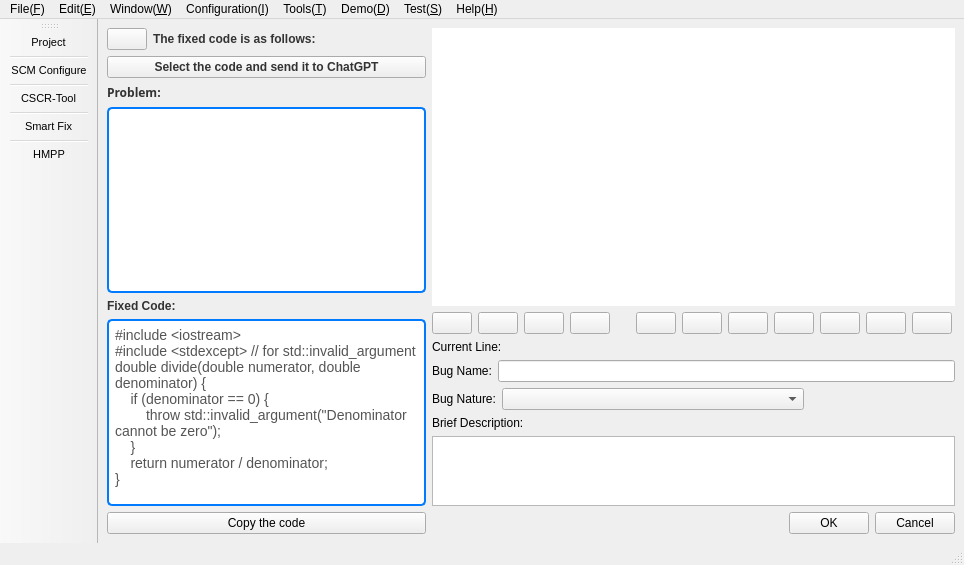
Above: mainwindow.ui from fumeshroomXY/HMPP before the change. Below: the same form after it.
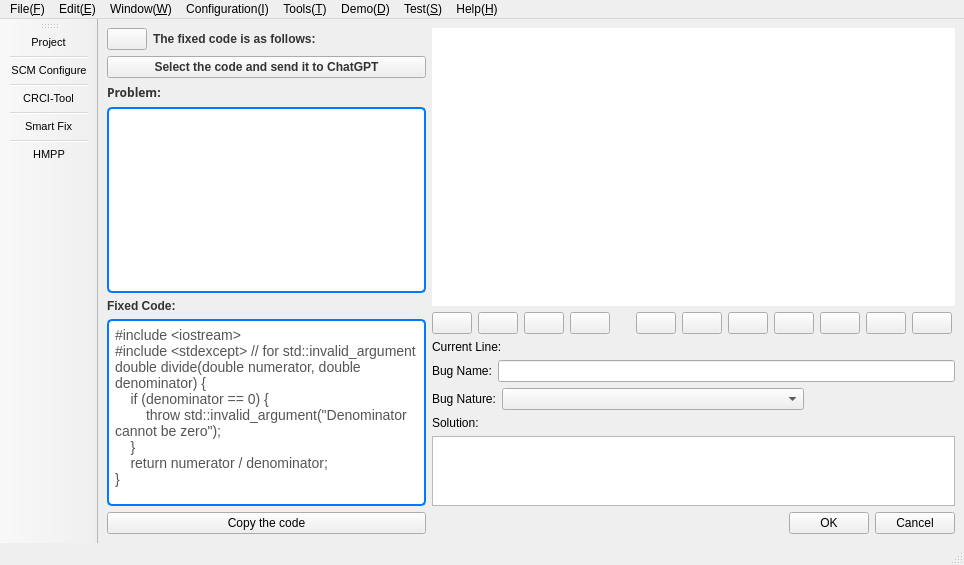
That is the form after the change. The open tabs and pages were chosen to show the change. Icons and pictures are not drawn. Custom widgets are drawn as their Qt base class.

Commit message: CRCI tool improvements

Patch:
```diff
--- a/mainwindow.ui
+++ b/mainwindow.ui
@@ -1409,7 +1409,7 @@
                   <item>
                    <widget class="QLabel" name="label_8">
                     <property name="text">
-                     <string>Brief Description:</string>
+                     <string>Solution:</string>
                     </property>
                    </widget>
                   </item>
@@ -1884,7 +1884,7 @@
      <normaloff>:/images/toolbar_images/codeanalysis.png</normaloff>:/images/toolbar_images/codeanalysis.png</iconset>
    </property>
    <property name="text">
-    <string>CSCR-Tool</string>
+    <string>CRCI-Tool</string>
    </property>
    <property name="toolTip">
     <string>CSCR-Tool</string>
```
Left out of the diff: 18 changed lines with no effect on the pictures. The commit also changes 36 other files.
